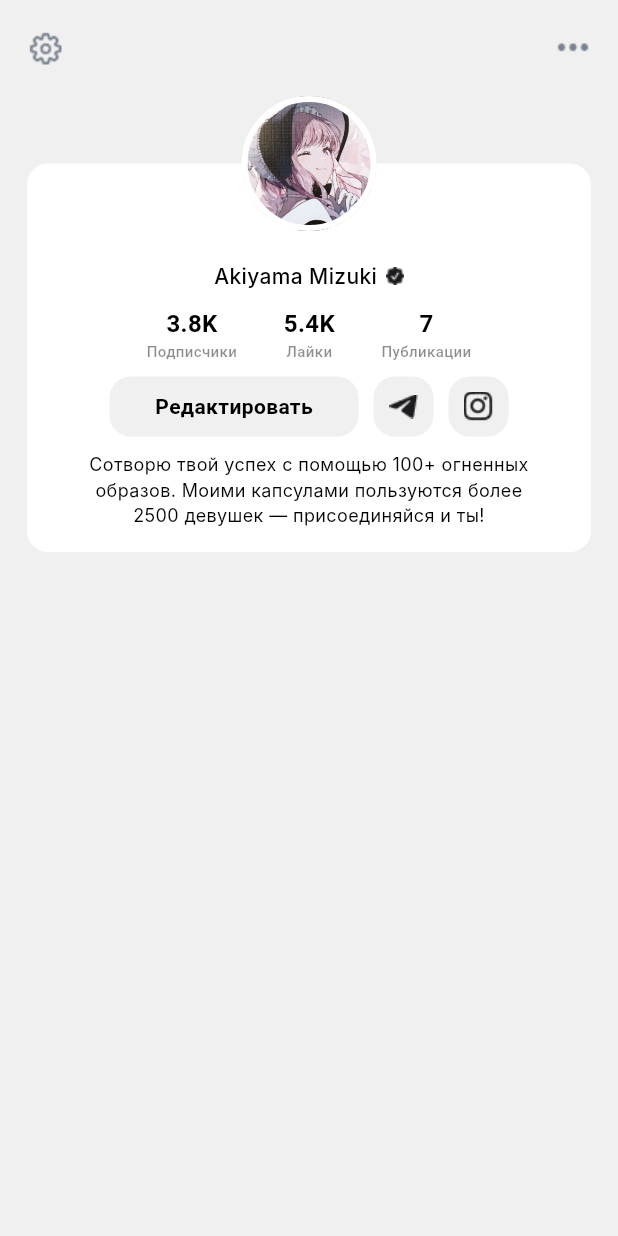
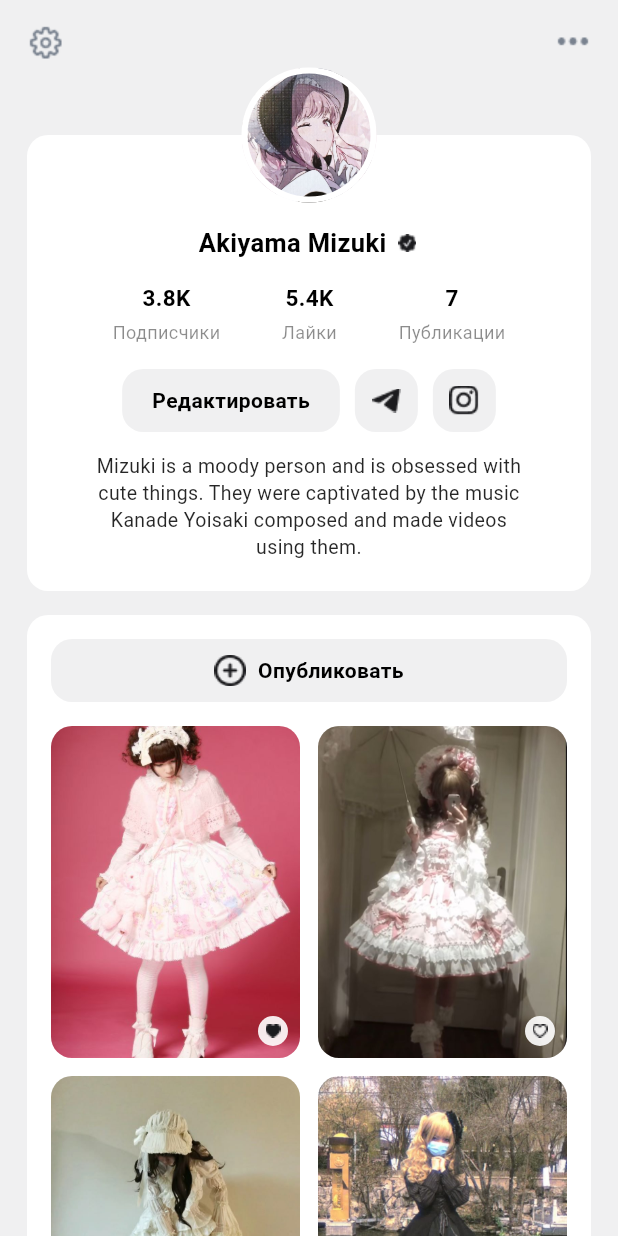
Before and after one commit to iissiin/kiruFlutterApp, a Flutter app: the screen it shows after launch, on a phone screen of 412 x 824 dp. Run offline on Flutter 3.47's test engine with Material 3 defaults, Android fonts, the light colour scheme and no system bars; Roboto replaces fonts that are missing (Inter).

Commit message:
wip закончила работу над экраном home screen

```diff
--- a/kiru/lib/home/homeScreen.dart
+++ b/kiru/lib/home/homeScreen.dart
@@ -10,178 +10,127 @@ class HomeScreen extends StatelessWidget {
     return Scaffold(
       backgroundColor: AppColors.background,
       body: SafeArea(
+        child: SingleChildScrollView(
+          padding: const EdgeInsets.symmetric(horizontal: 18),
           child: Column(
             children: [
-            // ПАНЕЛЬ С КНОПКАМИ
-            SizedBox(
-              height: 64,
-              child: Padding(
-                padding: const EdgeInsets.symmetric(horizontal: 18.0),
-                child: Row(
-                  mainAxisAlignment: MainAxisAlignment.spaceBetween,
-                  children: [
-                    GestureDetector(
-                      onTap: () {
-                        // TODO: кнопка настройки
-                      },
-                      child: Image.asset(
-                        AppImages.settings,
-                        width: 24,
-                        height: 24,
-                      ),
-                    ),
-                    GestureDetector(
-                      onTap: () {
-                        // TODO: кнопка options(три точки)
-                      },
-                      child: Image.asset(
-                        AppImages.option,
-                        width: 24,
-                        height: 24,
-                      ),
-                    ),
+              const SizedBox(height: 16),
+
+              // ВЕРХНЯЯ ПАНЕЛЬ
+              _TopBar(),
+
+              const SizedBox(height: 50),
+
+              // КАРТОЧКА ПРОФИЛЯ
+              _ProfileCard(),
+
+              const SizedBox(height: 16),
+
+              // КАРТОЧКА ПОСТОВ
+              _PostsCard(),
+
+              const SizedBox(height: 30),
             ],
           ),
         ),
       ),
+    );
+  }
+}
 
-            // ПРОФИЛЬ БАННЕР
-            Expanded(
-              child: Padding(
-                padding: const EdgeInsets.symmetric(horizontal: 18.0),
-                child: Stack(
+class _TopBar extends StatelessWidget {
+  @override
+  Widget build(BuildContext context) {
+    return Row(
+      mainAxisAlignment: MainAxisAlignment.spaceBetween,
+      children: [
+        Image.asset(AppImages.settings, width: 24, height: 24),
+        Image.asset(AppImages.option, width: 24, height: 24),
+      ],
+    );
+  }
+}
+
+class _ProfileCard extends StatelessWidget {
+  @override
+  Widget build(BuildContext context) {
+    return Stack(
       clipBehavior: Clip.none,
       children: [
-                    Positioned(
-                      top: 45,
-                      left: 0,
-                      right: 0,
-                      child: Container(
+        // БЕЛЫЙ БЛОК
+        Container(
+          width: double.infinity,
+          padding: const EdgeInsets.fromLTRB(16, 60, 16, 20),
           decoration: BoxDecoration(
             color: AppColors.pureWhite,
             borderRadius: BorderRadius.circular(14),
           ),
           child: Column(
             children: [
-                            SizedBox(height: 50),
-                            // имя профиля
-                            Align(
-                              alignment: Alignment.center,
-                              child: Padding(
-                                padding: const EdgeInsets.only(top: 15),
-                                child: Row(
+              // Имя + галочка
+              Row(
                 mainAxisSize: MainAxisSize.min,
                 children: [
                   Text(
                     'Akiyama Mizuki',
                     style: TextStyle(
                       color: AppColors.black,
-                                        fontSize: 14,
-                                        fontWeight: FontWeight.w500,
-                                        fontFamily: "Inter",
+                      fontSize: 17,
+                      fontWeight: FontWeight.w600,
                     ),
                   ),
-                                    SizedBox(width: 6),
-                                    Image.asset(
-                                      AppImages.VerifiedIconPng,
-                                      width: 12,
-                                      height: 12,
-                                    ),
+                  const SizedBox(width: 6),
+                  Image.asset(AppImages.VerifiedIconPng, width: 16),
                 ],
               ),
-                              ),
+
+              const SizedBox(height: 14),
+
+              // Статистика
+              Row(
+                mainAxisAlignment: MainAxisAlignment.spaceEvenly,
+                children: [
+                  _Stat('3.8K', 'Подписчики'),
+                  _Stat('5.4K', 'Лайки'),
+                  _Stat('7', 'Публикации'),
+                ],
               ),
 
-                            SizedBox(height: 10),
+              const SizedBox(height: 16),
 
+              // Кнопки
               Row(
                 mainAxisAlignment: MainAxisAlignment.center,
                 children: [
-                                _buildStatColumn('3.8K', 'Подписчики'),
-                                const SizedBox(width: 31),
-                                _buildStatColumn('5.4K', 'Лайки'),
-                                const SizedBox(width: 31),
-                                _buildStatColumn('7', 'Публикации'),
+                  _BigButton(text: 'Редактировать', onTap: () {}),
+                  const SizedBox(width: 10),
+                  _SmallIcon(AppImages.telegramIcon),
+                  const SizedBox(width: 10),
+                  _SmallIcon(AppImages.InstagramIcon),
                 ],
               ),
 
-                            const SizedBox(height: 10),
+              const SizedBox(height: 14),
 
-                            // кнопкии
               Padding(
-                              padding: const EdgeInsets.symmetric(
-                                horizontal: 55.0,
+                padding: const EdgeInsets.symmetric(horizontal: 28),
+                child: Text(
+                  'Mizuki is a moody person and is obsessed with cute things. They were captivated by the music Kanade Yoisaki composed and made videos using them. ',
+                  textAlign: TextAlign.center,
+                  style: TextStyle(
+                    fontSize: 13,
+                    height: 1.38,
+                    color: AppColors.black.withOpacity(0.85),
                   ),
-                              child: Row(
-                                children: [
-                                  // Кнопка "Редактировать" (адаптивная ширина)
-                                  Expanded(
-                                    flex: 3,
-                                    child: _buildButton(
-                                      text: 'Редактировать',
-                                      backgroundColor: AppColors.background,
-                                      textColor: AppColors.black,
-                                      onTap: () {
-                                        // TODO: Логика редактирования
-                                      },
-                                    ),
-                                  ),
-
-                                  const SizedBox(width: 10),
-
-                                  // Кнопка Телеграм
-                                  Expanded(
-                                    flex: 0,
-                                    child: _buildSocialButton(
-                                      icon: AppImages.telegramIcon,
-                                      onTap: () {
-                                        // TODO: Логика перехода в Telegram
-                                      },
-                                    ),
-                                  ),
-
-                                  const SizedBox(width: 10),
-
-                                  // Кнопка Инстаграм
-                                  Expanded(
-                                    flex: 0,
-                                    child: _buildSocialButton(
-                                      icon: AppImages.InstagramIcon,
-                                      onTap: () {
-                                        // TODO: Логика перехода в Instagram
-                                      },
                 ),
               ),
             ],
           ),
         ),
 
-                            const SizedBox(height: 10),
-                            Padding(
-                              padding: const EdgeInsets.symmetric(
-                                horizontal: 38,
-                              ),
-                              child: Text(
-                                'Сотворю твой успех с помощью 100+ огненных образов. Моими капсулами пользуются более 2500 девушек — присоединяйся и ты!',
-                                textAlign: TextAlign.center,
-                                style: TextStyle(
-                                  color: AppColors.black,
-                                  fontSize: 12,
-                                  fontWeight: FontWeight.w400,
-                                  fontFamily: 'Inter',
-                                ),
-                              ),
-                            ),
-
-                            const SizedBox(height: 16),
-                            // TODO: остальной контент
-                          ],
-                        ),
-                      ),
-                    ),
-
+        // АВАТАР
         Positioned(
-                      top: 0,
+          top: -45,
           left: 0,
           right: 0,
           child: Center(
@@ -190,10 +139,7 @@ class HomeScreen extends StatelessWidget {
               height: 90,
               decoration: BoxDecoration(
                 shape: BoxShape.circle,
-                            border: Border.all(
-                              color: AppColors.pureWhite,
-                              width: 4,
-                            ),
+                border: Border.all(color: AppColors.pureWhite, width: 4),
                 image: const DecorationImage(
                   image: AssetImage(AppImages.profilePicture),
                   fit: BoxFit.cover,
@@ -203,7 +149,121 @@ class HomeScreen extends StatelessWidget {
           ),
         ),
       ],
+    );
+  }
+}
+
+class _Stat extends StatelessWidget {
+  final String value;
+  final String label;
+
+  const _Stat(this.value, this.label);
+
+  @override
+  Widget build(BuildContext context) {
+    return Column(
+      children: [
+        Text(
+          value,
+          style: TextStyle(
+            fontSize: 15,
+            fontWeight: FontWeight.w700,
+            color: AppColors.black,
           ),
+        ),
+        const SizedBox(height: 4),
+        Text(
+          label,
+          style: TextStyle(
+            fontSize: 12,
+            // ignore: deprecated_member_use
+            color: AppColors.black.withOpacity(0.45),
+          ),
+        ),
+      ],
+    );
+  }
+}
+
+class _PostsCard extends StatelessWidget {
+  @override
+  Widget build(BuildContext context) {
+    return Container(
+      width: double.infinity,
+      padding: const EdgeInsets.all(16),
+      decoration: BoxDecoration(
+        color: AppColors.pureWhite,
+        borderRadius: BorderRadius.circular(14),
+      ),
+      child: Column(
+        children: [
+          _BigButton(
+            text: "Опубликовать",
+            icon: Image.asset(AppImages.plusIconPNG, width: 21),
+            onTap: () {},
+          ),
+
+          const SizedBox(height: 16),
+
+          GridView.builder(
+            shrinkWrap: true,
+            physics: const NeverScrollableScrollPhysics(),
+            itemCount: 6,
+            gridDelegate: const SliverGridDelegateWithFixedCrossAxisCount(
+              crossAxisCount: 2,
+              crossAxisSpacing: 12,
+              mainAxisSpacing: 12,
+              childAspectRatio: 0.75,
+            ),
+            itemBuilder: (_, index) {
+              final photos = [
+                AppImages.asset1,
+                AppImages.asset2,
+                AppImages.asset3,
+                AppImages.asset4,
+              ];
+
+              return _PostItem(
+                image: photos[index % photos.length],
+                liked: index.isEven,
+              );
+            },
+          ),
+        ],
+      ),
+    );
+  }
+}
+
+class _BigButton extends StatelessWidget {
+  final String text;
+  final VoidCallback onTap;
+  final Widget? icon;
+
+  const _BigButton({required this.text, required this.onTap, this.icon});
+
+  @override
+  Widget build(BuildContext context) {
+    return GestureDetector(
+      onTap: onTap,
+      child: Container(
+        height: 42,
+        padding: const EdgeInsets.symmetric(horizontal: 20),
+        decoration: BoxDecoration(
+          color: AppColors.background,
+          borderRadius: BorderRadius.circular(14),
+        ),
+        alignment: Alignment.center,
+        child: Row(
+          mainAxisSize: MainAxisSize.min,
+          children: [
+            if (icon != null) ...[icon!, const SizedBox(width: 8)],
+            Text(
+              text,
+              style: TextStyle(
+                fontSize: 14,
+                fontWeight: FontWeight.w700,
+                color: AppColors.black,
               ),
             ),
           ],
@@ -211,75 +271,68 @@ class HomeScreen extends StatelessWidget {
       ),
     );
   }
+}
 
-  Widget _buildStatColumn(String value, String label) {
-    return Column(
+class _SmallIcon extends StatelessWidget {
+  final String icon;
+
+  const _SmallIcon(this.icon);
+
+  @override
+  Widget build(BuildContext context) {
+    return Container(
+      width: 42,
+      height: 42,
+      decoration: BoxDecoration(
+        color: AppColors.background,
+        borderRadius: BorderRadius.circular(14),
+      ),
+      child: Center(child: Image.asset(icon, width: 20)),
+    );
+  }
+}
+
+// MARK: PHOTO
+class _PostItem extends StatelessWidget {
+  final String image;
+  final bool liked;
+
+  const _PostItem({required this.image, required this.liked});
+
+  @override
+  Widget build(BuildContext context) {
+    return Stack(
       children: [
-        Text(
-          value,
-          style: TextStyle(
-            color: AppColors.black,
-            fontSize: 16,
-            fontWeight: FontWeight.bold,
+        ClipRRect(
+          borderRadius: BorderRadius.circular(14),
+          child: Image.asset(
+            image,
+            fit: BoxFit.cover,
+            width: double.infinity,
+            height: double.infinity,
           ),
         ),
-        Text(
-          label,
-          style: TextStyle(
+
+        Positioned(
+          bottom: 8,
+          right: 8,
+          child: Container(
+            width: 20,
+            height: 20,
+            decoration: BoxDecoration(
               // ignore: deprecated_member_use
-            color: AppColors.black.withOpacity(0.45),
-            fontSize: 10,
-            fontWeight: FontWeight.w500,
+              color: Colors.white.withOpacity(0.9),
+              shape: BoxShape.circle,
+            ),
+            child: Center(
+              child: Image.asset(
+                liked ? AppImages.heartPNG : AppImages.unfilledHeartPNG,
+                width: 10,
+              ),
+            ),
           ),
         ),
       ],
     );
   }
-
-  Widget _buildSocialButton({
-    required String icon,
-    required VoidCallback onTap,
-  }) {
-    return GestureDetector(
-      onTap: onTap,
-      child: Container(
-        height: 40,
-        width: 40,
-        decoration: BoxDecoration(
-          color: AppColors.background,
-          borderRadius: BorderRadius.circular(14),
-        ),
-        alignment: Alignment.center,
-        child: Image.asset(icon, width: 20, height: 20),
-      ),
-    );
 }
-
-  Widget _buildButton({
-    required String text,
-    required Color backgroundColor,
-    required Color textColor,
-    required VoidCallback onTap,
-  }) {
-    return GestureDetector(
-      onTap: onTap,
-      child: Container(
-        height: 40,
-        padding: const EdgeInsets.symmetric(horizontal: 25),
-        decoration: BoxDecoration(
-          color: backgroundColor,
-          borderRadius: BorderRadius.circular(14),
-        ),
-        alignment: Alignment.center,
-        child: Text(
-          text,
-          style: TextStyle(
-            fontSize: 14,
-            fontWeight: FontWeight.w700,
-            color: textColor,
-          ),
-        ),
-      ),
-    );
-  }
-}
--- a/kiru/lib/kiruAssets/AppImages.dart
+++ b/kiru/lib/kiruAssets/AppImages.dart
@@ -10,4 +10,14 @@ class AppImages {
   static const String VerifiedIconPng = 'assets/VerifiedIconPng.png';
   static const String telegramIcon = 'assets/telegramIcon.png';
   static const String InstagramIcon = 'assets/InstagramIcon.png';
+  static const String heart = 'assets/ermmmm/heart.svg';
+  static const String heartPNG = 'assets/ermmmm/heartPNG.png';
+  static const String plusIcon = 'assets/ermmmm/Plus-Icon-Intext.svg';
+  static const String plusIconPNG = 'assets/ermmmm/Plus-Icon-IntextPNG.png';
+  static const String unfilledHeart = 'assets/ermmmm/unfillHeart.svg';
+  static const String unfilledHeartPNG = 'assets/ermmmm/unfillHeartPNG.png';
+  static const String asset1 = 'assets/dummy/photo1.jpeg';
+  static const String asset2 = 'assets/dummy/photo2.jpeg';
+  static const String asset3 = 'assets/dummy/photo3.jpeg';
+  static const String asset4 = 'assets/dummy/photo4.jpeg';
 }
```
Also changed, not shown: kiru/pubspec.yaml (+11 -0 lines), kiru/assets/dummy/photo1.jpeg (added), kiru/assets/dummy/photo2.jpeg (added), kiru/assets/dummy/photo3.jpeg (added), kiru/assets/dummy/photo4.jpeg (added), kiru/assets/ermmmm/Plus-Icon-Intext.svg (added), kiru/assets/ermmmm/Plus-Icon-IntextPNG.png (added), kiru/assets/ermmmm/heart.svg (added), kiru/assets/ermmmm/heartPNG.png (added), kiru/assets/ermmmm/unfillHeart.svg (added), kiru/assets/ermmmm/unfillHeartPNG.png (added). Lines whose indentation alone changed are shown as unchanged.
